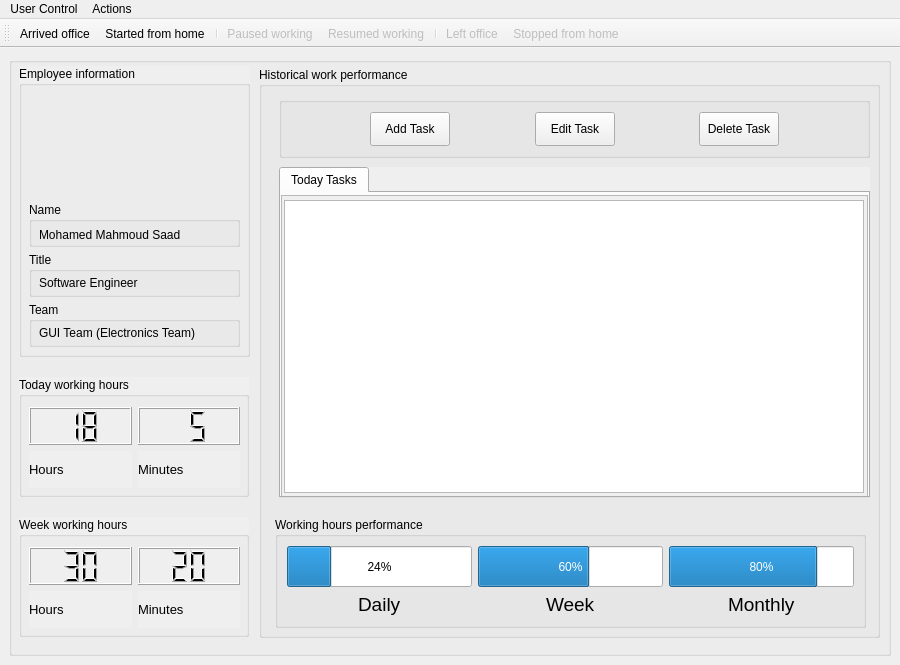
Qt form mainwindow.ui (mct-mms/mitlogger) before a commit.
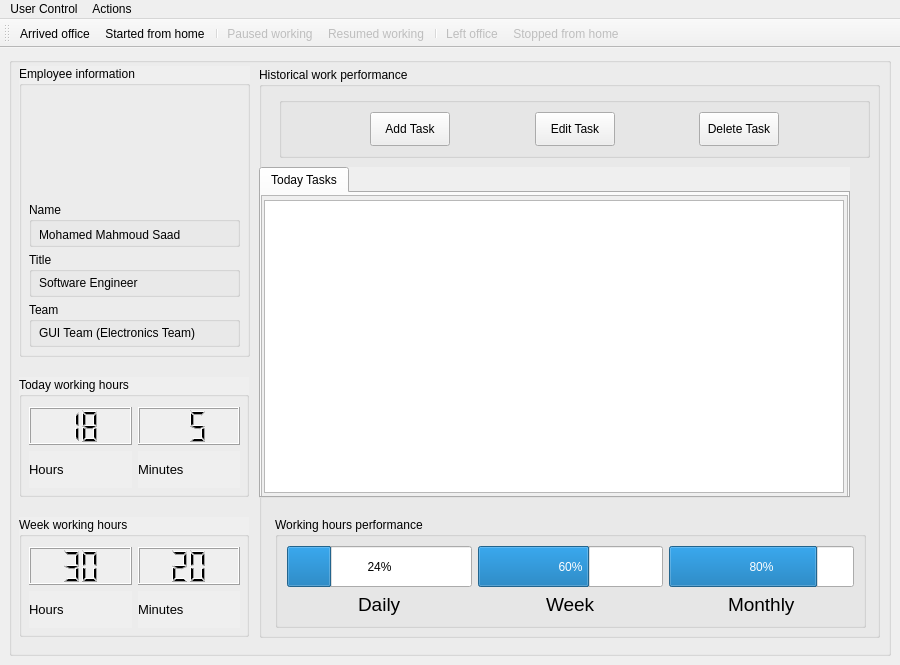
The same form after that commit. Icons and pictures are not drawn.

Patch:
```diff
--- a/mainwindow.ui
+++ b/mainwindow.ui
@@ -288,7 +288,7 @@
        <widget class="QTabWidget" name="TasksWidget">
         <property name="geometry">
          <rect>
-          <x>20</x>
+          <x>0</x>
           <y>100</y>
           <width>591</width>
           <height>331</height>
```
